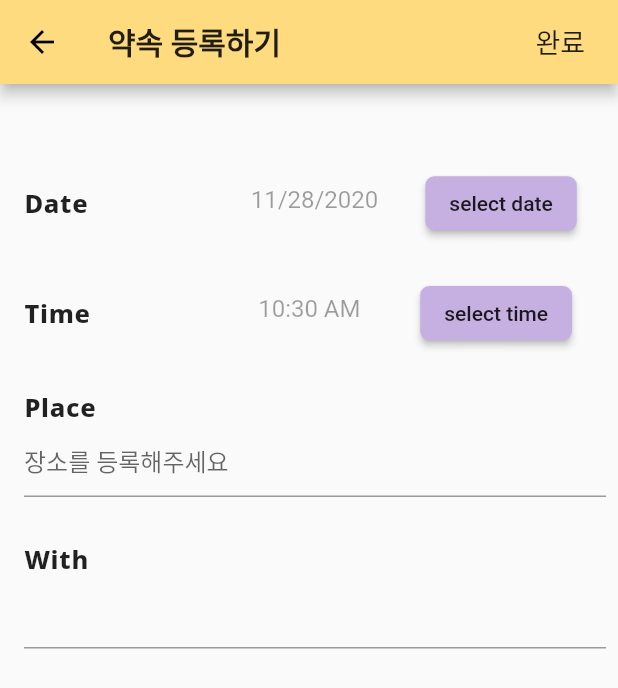
After one commit to Semodrug/FACE_U, a Flutter app: the Plan screen opened by its route, after a tap on the "add circle" icon, on a phone screen of 412 x 824 dp. The commit adds this screen. Shown: the top 688 px of the screen. Run offline on Flutter 3.47's test engine with Material 2 defaults, Android fonts, the phone set to English and light mode, and no system bars; our stand-ins replace cloud_firestore, date_format, firebase_auth, firebase_core, firebase_storage, image_picker; accounts and stored records are empty; network calls fail; Roboto replaces fonts that are missing (OmniGothic).

Commit message:
plan commit2

```diff
--- a/lib/people.dart
+++ b/lib/people.dart
@@ -211,13 +211,13 @@ class _SearchBarState extends State<SearchBar> {
             ),
           ),
         ),
-        SizedBox(
-          width: 10,
-        ),
+//        SizedBox(
+//          width: 10,
+//        ),
         Container(
             margin: EdgeInsets.only(top: 11),
             height: 33,
-            width: 65,
+            width: 60,
             child: FlatButton(
               child: Text(
                   '확인', style: Theme.of(context).textTheme.bodyText2             ),
--- a/lib/plan.dart
+++ b/lib/plan.dart
@@ -2,6 +2,8 @@ import 'package:cloud_firestore/cloud_firestore.dart';
 import 'package:face_u/people.dart';
 import 'package:flutter/material.dart';
 
+import 'demo.dart';
+import 'plan_add.dart';
 import 'plan_detail.dart';
 
 class Plan extends StatefulWidget {
@@ -11,10 +13,24 @@ class Plan extends StatefulWidget {
 
 class _PlanState extends State<Plan> {
   Color purple2 = const Color(0xffF1E7FF);
+  Color purple3 = const Color(0xffC5B0E1);
+
 
   @override
   Widget build(BuildContext context) {
     return Scaffold(
+      floatingActionButton: FloatingActionButton(
+        onPressed: () {
+          Navigator.push(
+            context,
+            MaterialPageRoute(
+              builder: (context) => PlanAddPage(),
+            ),
+          );
+        },
+        child: Icon(Icons.add_circle, size: 40),
+        backgroundColor: purple3
+      ),
       body: Padding(
         padding: const EdgeInsets.all(10.0),
         child: Column(
@@ -23,8 +39,8 @@ class _PlanState extends State<Plan> {
             SearchBar(),
             Row(
               children: <Widget>[
-                SizedBox(width:10),
-                Text('사람들'), // theme 추가
+                SizedBox(width:15),
+                Text('Plans'),// theme 추가
                 ButtonTheme(
                   minWidth: 10,
                   height: 22,
@@ -61,7 +77,7 @@ class _PlanState extends State<Plan> {
               return GridView.count(
                   crossAxisCount: 1,
                   padding: EdgeInsets.all(10.0),
-                  childAspectRatio: 8.0 / 6.55,
+                  childAspectRatio: 8.0 / 6.4,
                   children: snapshot.data.docs.map((DocumentSnapshot data) {
                     var record = Record.fromSnapshot(data);
                     return Card(
@@ -76,6 +92,8 @@ class _PlanState extends State<Plan> {
                                 crossAxisAlignment: CrossAxisAlignment.start,
                                 children: <Widget>[
                                   SizedBox(height: 5),
+                                  Row(
+                                    children: [
                                       Container(
                                         padding: EdgeInsets.symmetric(vertical: 0.5,horizontal: 5),
                                         decoration: BoxDecoration(
@@ -85,6 +103,28 @@ class _PlanState extends State<Plan> {
                                             record.time.toDate().toString().substring(5,7)+ "월  " +
                                             record.time.toDate().toString().substring(8,11) + "일 " ,
                                             style: Theme.of(context).textTheme.bodyText1),
+                                      ),
+                                      SizedBox(width: 152),
+                                      InkWell(
+                                        child: Icon(Icons.create, size: 20, color:Colors.grey),
+                                        onTap: () {
+                                          Navigator.push(context, MaterialPageRoute(
+//                                            builder: (context) => PlanDetailPage()
+                                              builder: (context) => DateTimePicker()
+
+                                          )) ;
+                                        },
+                                      ),
+                                      SizedBox(width: 10),
+                                      InkWell(
+                                        child: Icon(Icons.delete_outline, size: 20, color:Colors.grey),
+                                        onTap: () {
+
+                                        },
+                                      ),
+//                                      IconButton(icon: Icon(Icons.create), iconSize: 20,),
+//                                      IconButton(icon: Icon(Icons.delete_outline), iconSize: 20,),
+                                    ],
                                   ),
                                   SizedBox(height: 15),
                                   Text("Time:     " + record.time.toDate().toString().substring(11,13) + "시  " +
@@ -119,19 +159,19 @@ class _PlanState extends State<Plan> {
                                   Row(
                                     children: [
                                       SizedBox(width: 300),
-                                      InkWell(
-                                          child: Text(
-                                            "more",
-                                            style: TextStyle(fontSize: 12, color: Colors.indigo),
-                                          ),
-                                          onTap: () {
-                                            Navigator.push(
-                                              context,
-                                              MaterialPageRoute(
-                                                builder: (context) => PlanDetailPage(),
-                                              ),
-                                            );
-                                          })
+//                                      InkWell(
+//                                          child: Text(
+//                                            "more",
+//                                            style: TextStyle(fontSize: 12, color: Colors.indigo),
+//                                          ),
+//                                          onTap: () {
+//                                            Navigator.push(
+//                                              context,
+//                                              MaterialPageRoute(
+//                                                builder: (context) => PlanDetailPage(),
+//                                              ),
+//                                            );
+//                                          })
                                     ],
                                   )
                                 ],
--- /dev/null
+++ b/lib/plan_add.dart
@@ -0,0 +1,229 @@
+import 'package:flutter/material.dart';
+import 'package:date_format/date_format.dart';
+import 'package:intl/intl.dart';
+
+class PlanAddPage extends StatefulWidget {
+  @override
+  _PlanAddPageState createState() => _PlanAddPageState();
+}
+
+class _PlanAddPageState extends State<PlanAddPage> {
+  Color purple2 = const Color(0xffF1E7FF);
+  Color purple3 = const Color(0xffC5B0E1);
+  DateTime _checkInTime;
+  String _selectedTime;
+  TextEditingController _priceCtl = TextEditingController();
+  TextEditingController _descriptionCtl = TextEditingController();
+
+  double _height;
+  double _width;
+  String _setTime, _setDate;
+  String _hour, _minute, _time;
+  String dateTime;
+  DateTime date;
+  DateTime selectedDate = DateTime.now();
+  TimeOfDay selectedTime = TimeOfDay(hour: 00, minute: 00);
+  TextEditingController _dateController = TextEditingController();
+  TextEditingController _timeController = TextEditingController();
+
+  Future<Null> _selectDate(BuildContext context) async {
+    final DateTime picked = await showDatePicker(
+        context: context,
+        initialDate: selectedDate,
+        initialDatePickerMode: DatePickerMode.day,
+        firstDate: DateTime(2015),
+        lastDate: DateTime(2101));
+    if (picked != null)
+      setState(() {
+        selectedDate = picked;
+        date = picked;
+        _dateController.text = DateFormat.yMd().format(selectedDate);
+      });
+  }
+
+  Future<Null> _selectTime(BuildContext context) async {
+    final TimeOfDay picked = await showTimePicker(
+      context: context,
+      initialTime: selectedTime,
+    );
+    if (picked != null)
+      setState(() {
+        selectedTime = picked;
+        _hour = selectedTime.hour.toString();
+        _minute = selectedTime.minute.toString();
+        _time = _hour + ' : ' + _minute;
+        _timeController.text = _time;
+        _timeController.text = formatDate(
+            DateTime(2019, 08, 1, selectedTime.hour, selectedTime.minute),
+            [hh, ':', nn, " ", am]).toString();
+      });
+  }
+
+  @override
+  void initState() {
+    _dateController.text = DateFormat.yMd().format(DateTime.now());
+
+    _timeController.text = formatDate(
+        DateTime(2019, 08, 1, DateTime.now().hour, DateTime.now().minute),
+        [hh, ':', nn, " ", am]).toString();
+    super.initState();
+  }
+
+  @override
+  Widget build(BuildContext context) {
+    _height = MediaQuery.of(context).size.height;
+    _width = MediaQuery.of(context).size.width;
+    dateTime = DateFormat.yMd().format(DateTime.now());
+    return Scaffold(
+      appBar: AppBar(
+        backgroundColor: Theme.of(context).primaryColor,
+        title: Text("약속 등록하기", style: Theme.of(context).textTheme.headline1),
+        actions: <Widget> [
+          Container(
+            padding: EdgeInsets.symmetric(vertical: 14, horizontal: 15),
+            width: 70,
+            height: 20,
+            child: InkWell(
+              child: Text("완료", style: TextStyle(fontSize: 18)),
+              onTap: () {}
+            ),
+          )
+        ]
+      ),
+
+      body: Padding(
+        padding: const EdgeInsets.fromLTRB(16.0, 8.0, 8.0, 16.0),
+        child: SingleChildScrollView(
+          child: Column(
+            crossAxisAlignment: CrossAxisAlignment.start,
+            children: [
+              SizedBox(height: 45,),
+              Row(
+                children: [
+                  Text("Date",
+                    style: TextStyle(
+                        fontSize: 17,
+                        color: Colors.black87,
+                        fontWeight: FontWeight.w800,
+                        letterSpacing: 0.5),),
+                  SizedBox(width: 90),
+                  Container(
+                    width: _width / 3.3,
+                    height: _height / 15.5,
+                    child: TextFormField(
+                      style: TextStyle(fontSize: 16),
+                      textAlign: TextAlign.center,
+                      enabled: false,
+                      keyboardType: TextInputType.text,
+                      controller: _dateController,
+                      onSaved: (String val) {
+                        _setDate = val;
+                      },
+                      decoration: InputDecoration(
+                          disabledBorder:
+                          UnderlineInputBorder(borderSide: BorderSide.none),
+                          contentPadding: EdgeInsets.only(top: 0.0)),
+                    ),
+                  ),
+                  SizedBox(width: 10),
+                  RaisedButton(
+                    shape: RoundedRectangleBorder(
+                      borderRadius: BorderRadius.circular(6),
+                    ),
+                    color: purple3,
+                    onPressed: (){
+                      _selectDate(context);
+                    },
+                    child: Text('select date',),
+                  ),
+                ],
+              ),
+              SizedBox(height: 20),
+              Row(
+                children: [
+                  Text("Time",
+//                    style: Theme.of(context).textTheme.headline1,
+                    style: TextStyle(
+                        fontSize: 17,
+                        color: Colors.black87,
+//                        fontStyle: FontStyle.italic,
+                        fontWeight: FontWeight.w800,
+                        letterSpacing: 0.5),),
+                  SizedBox(width: 85),
+                  Container(
+//                    margin: EdgeInsets.only(top: 30),
+                    width: _width / 3.3,
+                    height: _height / 15.5,
+//                    alignment: Alignment.center,
+//                    decoration: BoxDecoration(color: Colors.grey[200]),
+                    child: TextFormField(
+                      style: TextStyle(fontSize: 16),
+                      textAlign: TextAlign.center,
+                      onSaved: (String val) {
+                        _setTime = val;
+                      },
+                      enabled: false,
+                      keyboardType: TextInputType.text,
+                      controller: _timeController,
+                      decoration: InputDecoration(
+                          disabledBorder:
+                          UnderlineInputBorder(borderSide: BorderSide.none),
+                          // labelText: 'Time',
+                          contentPadding: EdgeInsets.all(5)),
+                    ),
+                  ),
+                  SizedBox(width: 10),
+                  RaisedButton(
+                    shape: RoundedRectangleBorder(
+                      borderRadius: BorderRadius.circular(6),
+                    ),
+                    color: purple3,
+                    onPressed: (){
+                      _selectTime(context);
+                    },
+                    child: Text('select time',),
+                  ),
+                ],
+              ),
+              SizedBox(height: 25),
+              Text("Place",
+//                    style: Theme.of(context).textTheme.headline1,
+                style: TextStyle(
+                    fontSize: 17,
+                    color: Colors.black87,
+//                        fontStyle: FontStyle.italic,
+                    fontWeight: FontWeight.w800,
+                    letterSpacing: 0.5),),
+              TextField(
+                controller: _priceCtl,
+                decoration: InputDecoration(
+                  hintText: '장소를 등록해주세요',
+                  // hintStyle: TextStyle(color: Colors.blue[700])
+                ),
+              ),
+              SizedBox(height: 30),
+              Text("With",
+//                    style: Theme.of(context).textTheme.headline1,
+                style: TextStyle(
+                    fontSize: 17,
+                    color: Colors.black87,
+//                        fontStyle: FontStyle.italic,
+                    fontWeight: FontWeight.w800,
+                    letterSpacing: 0.5),),
+
+
+              TextField(
+                controller: _descriptionCtl,
+                decoration: InputDecoration(
+                ),
+              ),
+              SizedBox(
+                height: 20,
+              ),
+            ],
+          ),
+        ),
+      ),
+    );
+  }
+}
--- a/lib/plan_detail.dart
+++ b/lib/plan_detail.dart
@@ -6,6 +6,7 @@ class PlanDetailPage extends StatefulWidget {
 }
 
 class _PlanDetailPageState extends State<PlanDetailPage> {
+
   @override
   Widget build(BuildContext context) {
     return Scaffold(
@@ -13,6 +14,7 @@ class _PlanDetailPageState extends State<PlanDetailPage> {
           backgroundColor: Theme.of(context).primaryColor,
           title: Text("약속 등록하기", style: Theme.of(context).textTheme.headline1)
       ),
+
     );
   }
 }
--- a/pubspec.yaml
+++ b/pubspec.yaml
@@ -31,7 +31,7 @@ dependencies:
   flutter_signin_button: ^1.0.0
   google_sign_in: ^4.5.1
   image_picker: ^0.6.7+14
-
+  date_format: ^1.0.9
 
 
   # The following adds the Cupertino Icons font to your application.
```
Also changed, not shown: lib/demo.dart (added, +167 -0 lines), pubspec.lock. Lines whose indentation alone changed are shown as unchanged.
